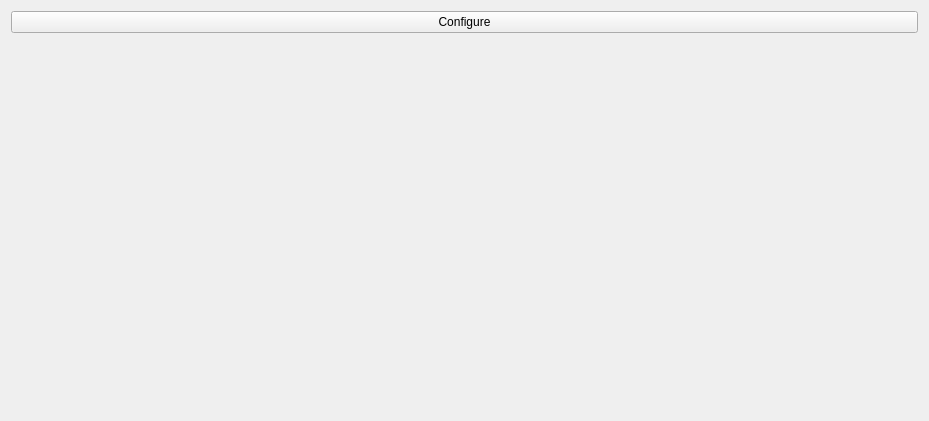
First picture: the form in ui/FleetTracker.ui, repository leothehero/Prun-Shipment-Manager, before the edit.
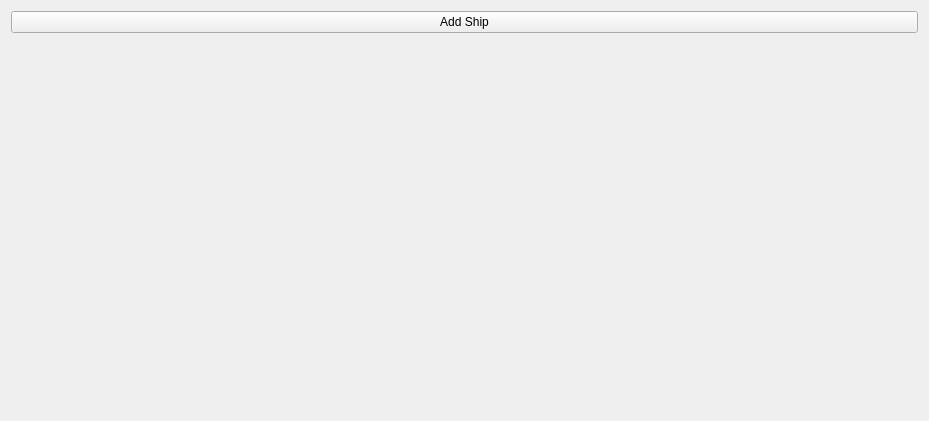
Second picture: the form after the edit.

Commit message: Prepped ShipDialog

The edit to the form file:
```diff
--- a/ui/FleetTracker.ui
+++ b/ui/FleetTracker.ui
@@ -26,10 +26,22 @@
    <item>
     <widget class="QPushButton" name="configureButton">
      <property name="text">
-      <string>Configure</string>
+      <string>Add Ship</string>
+     </property>
+     <property name="shortcut">
+      <string>Ctrl+Space</string>
      </property>
      <property name="checkable">
-      <bool>true</bool>
+      <bool>false</bool>
+     </property>
+     <property name="autoDefault">
+      <bool>false</bool>
+     </property>
+     <property name="default">
+      <bool>false</bool>
+     </property>
+     <property name="flat">
+      <bool>false</bool>
      </property>
     </widget>
    </item>
```
Left out of the diff: 17 changed lines with no effect on the pictures. The commit also changes 1 other file.
